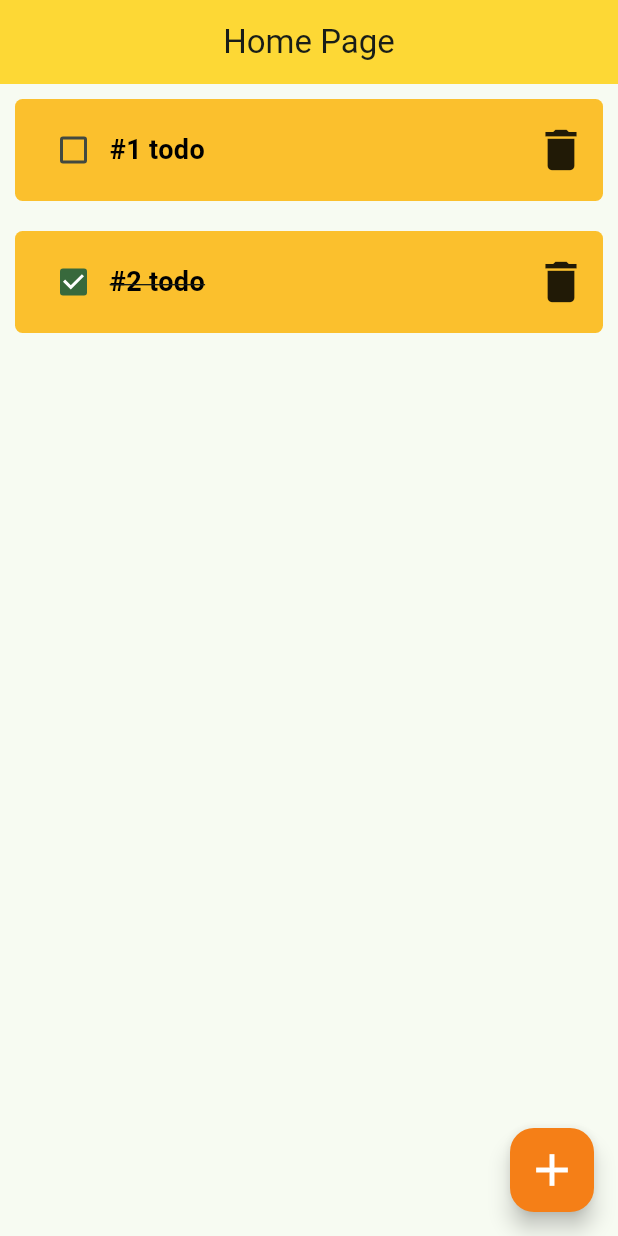
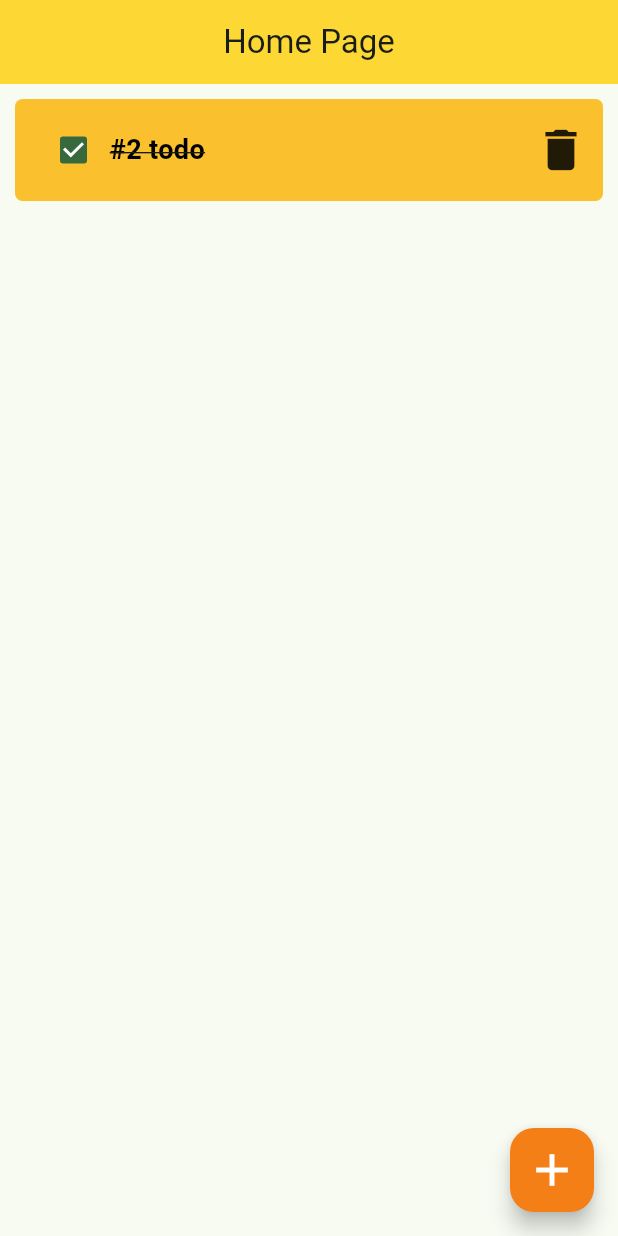
Before and after one commit to celociousalltrin/Todofy, a Flutter app: the screen it shows after launch, after a tap on the "delete" icon, on a phone screen of 412 x 824 dp. Run offline on Flutter 3.47's test engine with Material 3 defaults, Android fonts, the phone set to English and light mode, and no system bars.

Commit message:
delte functionality implemented

```diff
--- a/lib/pages/home.dart
+++ b/lib/pages/home.dart
@@ -28,7 +28,9 @@ class _HomepageState extends State<Homepage> {
   }
 
   void onDelete(id) {
-    print("The value is clicked $id");
+    setState(() {
+      myData = myData.where((o) => o["id"] != id).toList();
+    });
   }
 
   void handleOpen() {
```
